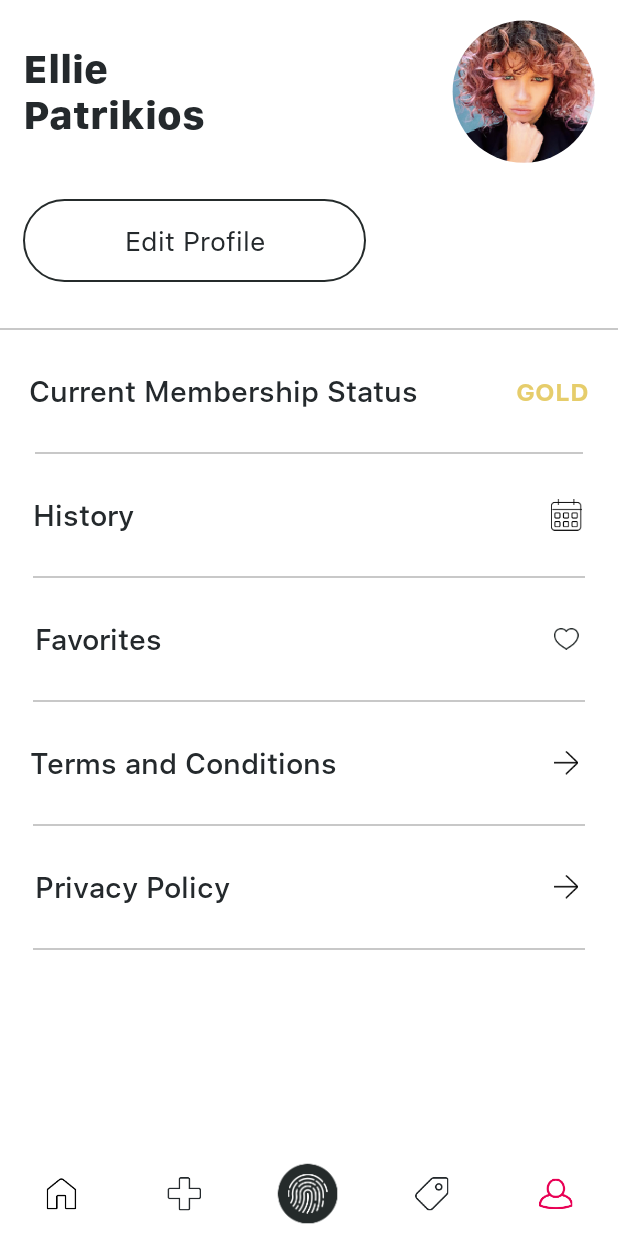
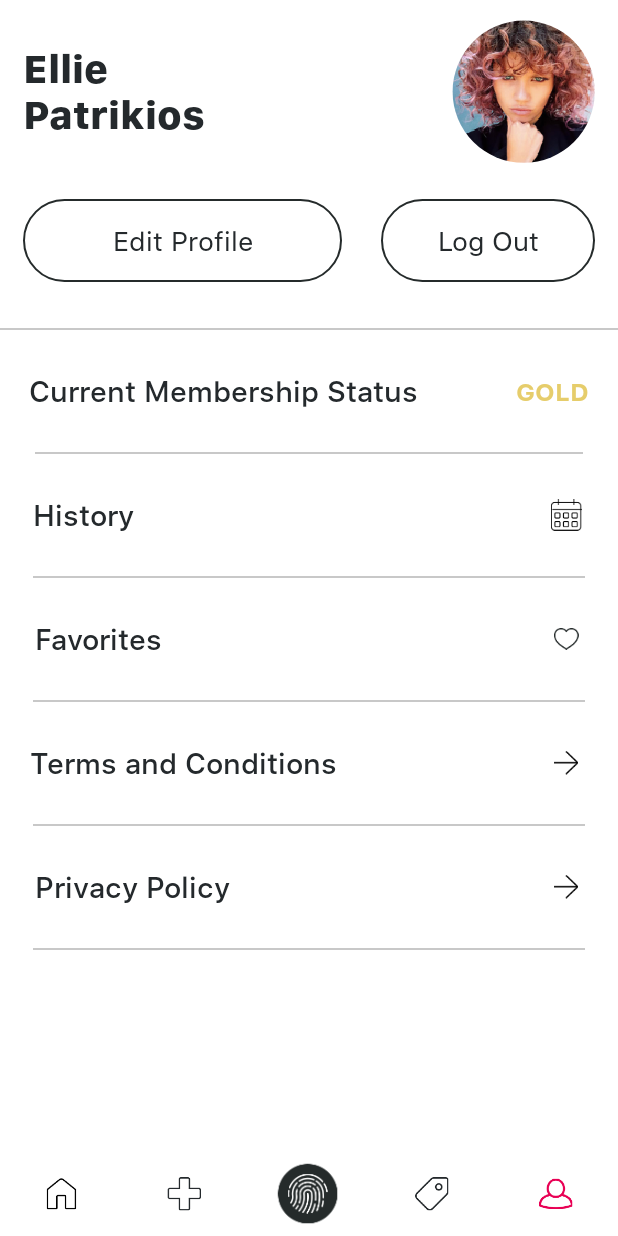
Before and after one commit to ilsainteractive/Grassias, an Android app: the ProfileActivity screen opened directly, with no data from a screen before it, on a phone screen of 412 x 824 dp. Run offline under Robolectric (Android 15) with nearby library versions, the phone set to English and light mode, and no system bars; our stand-ins replace ButterKnife, sdp/ssp sizes; Roboto replaces fonts that are not available here.

Commit message:
reward service and logout service implementation

```diff
--- a/app/src/main/java/com/ilsa/grassis/activites/DealsRewardActivity.java
+++ b/app/src/main/java/com/ilsa/grassis/activites/DealsRewardActivity.java
@@ -177,10 +177,10 @@ public class DealsRewardActivity extends AppCompatActivity implements View.OnCli
             // getItem is called to instantiate the fragment for the given page.
             // Return a PlaceholderFragment (defined as a static inner class below).
             if (position == 0) {
-                return DealsFrag.newInstance(position + 1);
+                return DealsFrag.newInstance(position+1);
             }
             if (position == 1) {
-                return RewardFrag.newInstance(position + 1);
+                return RewardFrag.newInstance(position+1);
             }
             return null;
         }
--- a/app/src/main/java/com/ilsa/grassis/activites/HomeActivity.java
+++ b/app/src/main/java/com/ilsa/grassis/activites/HomeActivity.java
@@ -221,7 +221,10 @@ public class HomeActivity extends AppCompatActivity implements View.OnClickListe
                 startActivity(new Intent(mContext, ProfileActivity.class));
                 break;
             case R.id.home_btn_deals:
-                startActivity(new Intent(mContext, DealsRewardActivity.class));
+                if (AppContoller.IsLoggedIn && AppContoller.userData != null)
+                    startActivity(new Intent(mContext, DealsRewardActivity.class));
+                else
+                    Dailogs.ShowToast(mContext, "You need to sign in or sign up before continuing", Constants.SHORT_TIME);
                 break;
             case R.id.home_btn_home:
                 //startActivity(new Intent(mContext, DealsRewardActivity.class));
--- a/app/src/main/java/com/ilsa/grassis/activites/LoginActivity.java
+++ b/app/src/main/java/com/ilsa/grassis/activites/LoginActivity.java
@@ -174,10 +174,12 @@ public class LoginActivity extends AppCompatActivity implements View.OnClickList
                     AppContoller.userData = gson.fromJson(res, UserDataVO.class);
 
                     if (AppContoller.userData.getUser() != null) {
+                        AppContoller.IsLoggedIn = true;
                         Intent intent = new Intent(LoginActivity.this, HomeActivity.class);
                         intent.putExtra("first_name", AppContoller.userData.getUser().getFirst_name());
                         intent.putExtra("last_name", AppContoller.userData.getUser().getLast_name());
                         startActivity(intent);
+                        finish();
                     }
                 }
             }
--- a/app/src/main/java/com/ilsa/grassis/activites/SplashActivity.java
+++ b/app/src/main/java/com/ilsa/grassis/activites/SplashActivity.java
@@ -14,6 +14,7 @@ import android.view.WindowManager;
 import android.widget.FrameLayout;
 
 import com.ilsa.grassis.R;
+import com.ilsa.grassis.library.AppContoller;
 import com.ilsa.grassis.library.BoldTextView;
 import com.ilsa.grassis.library.UltraThinTextView;
 import com.ilsa.grassis.utils.Helper;
@@ -46,7 +47,10 @@ public class SplashActivity extends AppCompatActivity {
 
             public void onFinish() {
                 finish();
-                mContext.startActivity(new Intent(mContext, LoginActivity.class));
+                if (AppContoller.IsLoggedIn && AppContoller.userData != null)
+                    mContext.startActivity(new Intent(mContext, HomeActivity.class));
+                else
+                    mContext.startActivity(new Intent(mContext, LoginActivity.class));
             }
         }.start();
     }
--- a/app/src/main/res/layout/activity_profile.xml
+++ b/app/src/main/res/layout/activity_profile.xml
@@ -67,7 +67,19 @@
                 <LinearLayout
                     android:layout_width="0dp"
                     android:layout_height="match_parent"
-                    android:layout_weight="4"></LinearLayout>
+                    android:layout_marginLeft="@dimen/_20sdp"
+                    android:layout_weight="4">
+                    <com.ilsa.grassis.library.RegularTextView
+                        android:id="@+id/logOut"
+                        android:layout_width="match_parent"
+                        android:layout_height="match_parent"
+                        android:background="@drawable/round_edge_white"
+                        android:gravity="center"
+                        android:padding="@dimen/_12sdp"
+                        android:text="Log Out"
+                        android:textColor="#24292c"
+                        android:textSize="@dimen/_14sdp" />
+                </LinearLayout>
             </LinearLayout>
 
             <View
--- a/app/src/main/res/layout/lv_reward_list_item.xml
+++ b/app/src/main/res/layout/lv_reward_list_item.xml
@@ -28,8 +28,7 @@
                     android:id="@+id/frag_reward_lv_img"
                     android:layout_width="match_parent"
                     android:layout_height="match_parent"
-                    android:scaleType="centerCrop"
-                    android:src="@mipmap/reward_frag_img" />
+                    android:scaleType="centerCrop" />
 
                 <LinearLayout
                     android:layout_width="match_parent"
--- a/app/src/main/res/values/strings.xml
+++ b/app/src/main/res/values/strings.xml
@@ -16,6 +16,8 @@
     <string name="invalid_username">Invalid username</string>
     <string name="invalid_password">Invalid password</string>
     <string name="Verifying_msg">Verifing...</string>
+    <string name="Logging_Out">Logging Out...</string>
+
 
     <!--Signup Screen-->
     <string name="first_name">First Name</string>
@@ -50,4 +52,6 @@
     <!--Deal-->
     <string name="getting_users">Getting deals...</string>
 
+    <!--Rewards-->
+    <string name="getting_Rewards">Getting rewards...</string>
 </resources>
```
Also changed, not shown: app/src/main/java/com/ilsa/grassis/activites/ProfileActivity.java (+64 -0 lines), app/src/main/java/com/ilsa/grassis/adapters/RewardAdapter.java (+13 -14 lines), app/src/main/java/com/ilsa/grassis/apivo/Product.java (+4 -4 lines), app/src/main/java/com/ilsa/grassis/fragments/RewardFrag.java (+12 -8 lines).
